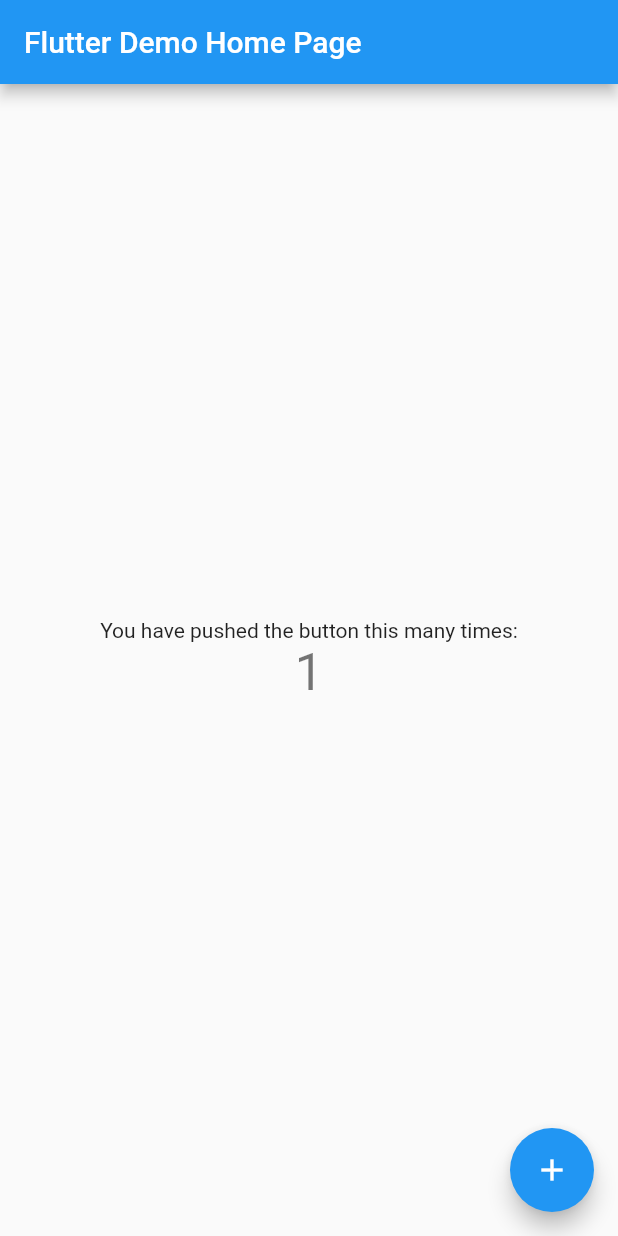
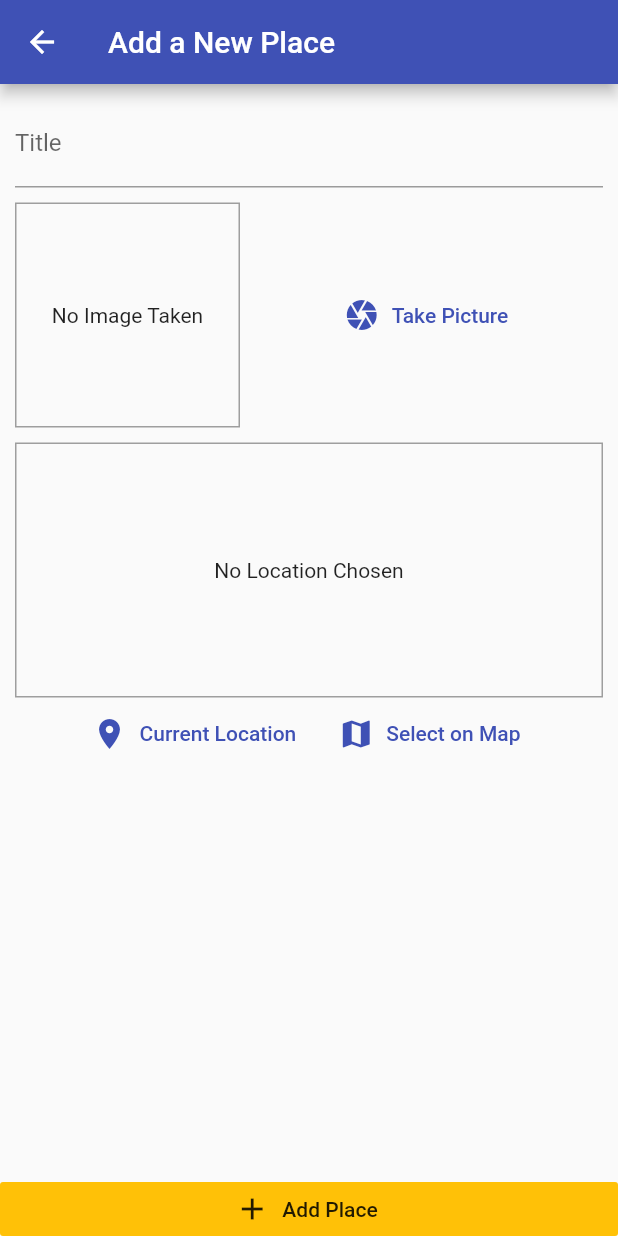
Before and after one commit to davidjhoseph/Great-Places-App, a Flutter app: the screen it shows after launch, after a tap on the "add" icon, on a phone screen of 412 x 824 dp. Run offline on Flutter 3.47's test engine with Material 2 defaults, Android fonts, the phone set to English and light mode, and no system bars; our stand-ins replace google_maps_flutter, image_picker, location, sqflite, sqflite_common; accounts and stored records are empty.

Commit message:
major update

```diff
--- /dev/null
+++ b/lib/helpers/db_helper.dart
@@ -0,0 +1,25 @@
+import 'package:sqflite/sqflite.dart' as sql;
+import 'package:path/path.dart' as path;
+import 'package:sqflite_common/sqlite_api.dart';
+
+class DbHelper {
+  static Future<Database> database() async {
+    final dbPath = await sql.getDatabasesPath();
+    return sql.openDatabase(path.join(dbPath, 'places.db'),
+        onCreate: (db, version) {
+      return db.execute(
+        'CREATE TABLE user_places(id TEXT PRIMARY KEY, title TEXT, image TEXT)',
+      );
+    }, version: 1);
+  }
+
+  static Future<void> insert(String table, Map<String, Object> data) async {
+    final db = await DbHelper.database();
+    db.insert(table, data, conflictAlgorithm: sql.ConflictAlgorithm.replace);
+  }
+
+  static Future<List<Map<String, dynamic>>> getData(table) async {
+    final db = await DbHelper.database();
+    return db.query(table);
+  }
+}
--- /dev/null
+++ b/lib/helpers/location_helper.dart
@@ -0,0 +1,8 @@
+const GOOGLE_API_KEY = 'AIzaSyB9LsRVHpoCjviknkvL4J2O2eh6Suep2Is';
+
+class LocationHelper {
+  static String generateLocationPreviewImage(
+      {double latitude, double longitude}) {
+    return 'https://maps.googleapis.com/maps/api/staticmap?center=&$latitude,$longitude&zoom=13&size=600x300&maptype=roadmap&markers=color:blue%7Clabel:S%7C$latitude,-$longitude&key=$GOOGLE_API_KEY';
+  }
+}
--- a/lib/main.dart
+++ b/lib/main.dart
@@ -1,117 +1,28 @@
 import 'package:flutter/material.dart';
+import 'package:provider/provider.dart';
+import './provider/great_places.dart';
+import './screens/add_place_screen.dart';
+import './screens/places_list_screen.dart';
 
-void main() {
-  runApp(MyApp());
-}
+void main() => runApp(MyApp());
 
 class MyApp extends StatelessWidget {
-  // This widget is the root of your application.
   @override
   Widget build(BuildContext context) {
-    return MaterialApp(
-      title: 'Flutter Demo',
-      theme: ThemeData(
-        // This is the theme of your application.
-        //
-        // Try running your application with "flutter run". You'll see the
-        // application has a blue toolbar. Then, without quitting the app, try
-        // changing the primarySwatch below to Colors.green and then invoke
-        // "hot reload" (press "r" in the console where you ran "flutter run",
-        // or simply save your changes to "hot reload" in a Flutter IDE).
-        // Notice that the counter didn't reset back to zero; the application
-        // is not restarted.
-        primarySwatch: Colors.blue,
-        // This makes the visual density adapt to the platform that you run
-        // the app on. For desktop platforms, the controls will be smaller and
-        // closer together (more dense) than on mobile platforms.
-        visualDensity: VisualDensity.adaptivePlatformDensity,
+    return ChangeNotifierProvider(
+      create: (ctx) => GreatPlaces(),
+      child: MaterialApp(
+        title: 'Great Places',
+        theme: ThemeData(
+          primarySwatch: Colors.indigo,
+          accentColor: Colors.amber,
+        ),
+        home: PlacesListScreen(),
+        routes: {
+          AddPlaceScreen.routeName: (ctx) => AddPlaceScreen(),
+        },
+        debugShowCheckedModeBanner: false,
       ),
-      home: MyHomePage(title: 'Flutter Demo Home Page'),
     );
   }
 }
-
-class MyHomePage extends StatefulWidget {
-  MyHomePage({Key key, this.title}) : super(key: key);
-
-  // This widget is the home page of your application. It is stateful, meaning
-  // that it has a State object (defined below) that contains fields that affect
-  // how it looks.
-
-  // This class is the configuration for the state. It holds the values (in this
-  // case the title) provided by the parent (in this case the App widget) and
-  // used by the build method of the State. Fields in a Widget subclass are
-  // always marked "final".
-
-  final String title;
-
-  @override
-  _MyHomePageState createState() => _MyHomePageState();
-}
-
-class _MyHomePageState extends State<MyHomePage> {
-  int _counter = 0;
-
-  void _incrementCounter() {
-    setState(() {
-      // This call to setState tells the Flutter framework that something has
-      // changed in this State, which causes it to rerun the build method below
-      // so that the display can reflect the updated values. If we changed
-      // _counter without calling setState(), then the build method would not be
-      // called again, and so nothing would appear to happen.
-      _counter++;
-    });
-  }
-
-  @override
-  Widget build(BuildContext context) {
-    // This method is rerun every time setState is called, for instance as done
-    // by the _incrementCounter method above.
-    //
-    // The Flutter framework has been optimized to make rerunning build methods
-    // fast, so that you can just rebuild anything that needs updating rather
-    // than having to individually change instances of widgets.
-    return Scaffold(
-      appBar: AppBar(
-        // Here we take the value from the MyHomePage object that was created by
-        // the App.build method, and use it to set our appbar title.
-        title: Text(widget.title),
-      ),
-      body: Center(
-        // Center is a layout widget. It takes a single child and positions it
-        // in the middle of the parent.
-        child: Column(
-          // Column is also a layout widget. It takes a list of children and
-          // arranges them vertically. By default, it sizes itself to fit its
-          // children horizontally, and tries to be as tall as its parent.
-          //
-          // Invoke "debug painting" (press "p" in the console, choose the
-          // "Toggle Debug Paint" action from the Flutter Inspector in Android
-          // Studio, or the "Toggle Debug Paint" command in Visual Studio Code)
-          // to see the wireframe for each widget.
-          //
-          // Column has various properties to control how it sizes itself and
-          // how it positions its children. Here we use mainAxisAlignment to
-          // center the children vertically; the main axis here is the vertical
-          // axis because Columns are vertical (the cross axis would be
-          // horizontal).
-          mainAxisAlignment: MainAxisAlignment.center,
-          children: <Widget>[
-            Text(
-              'You have pushed the button this many times:',
-            ),
-            Text(
-              '$_counter',
-              style: Theme.of(context).textTheme.headline4,
-            ),
-          ],
-        ),
-      ),
-      floatingActionButton: FloatingActionButton(
-        onPressed: _incrementCounter,
-        tooltip: 'Increment',
-        child: Icon(Icons.add),
-      ), // This trailing comma makes auto-formatting nicer for build methods.
-    );
-  }
-}
--- /dev/null
+++ b/lib/models/place.dart
@@ -0,0 +1,27 @@
+import 'dart:io';
+import 'package:flutter/foundation.dart';
+
+class PlaceLocation {
+  final double latitude;
+  final double longitude;
+  final String address;
+  const PlaceLocation({
+    @required this.latitude,
+    @required this.longitude,
+    this.address,
+  });
+}
+
+class Place {
+  final String id;
+  final String title;
+  final PlaceLocation location;
+  final File image;
+
+  Place({
+    @required this.id,
+    @required this.title,
+    @required this.location,
+    @required this.image,
+  });
+}
--- /dev/null
+++ b/lib/provider/great_places.dart
@@ -0,0 +1,46 @@
+import 'dart:io';
+import 'package:flutter/foundation.dart';
+import '../helpers/db_helper.dart';
+
+import '../models/place.dart';
+
+class GreatPlaces with ChangeNotifier {
+  List<Place> _items = [];
+
+  List<Place> get items {
+    return [..._items];
+  }
+
+  void addPlace(String pickedTitle, File pickedImage) {
+    final newPlace = Place(
+        id: DateTime.now().toString(),
+        title: pickedTitle,
+        image: pickedImage,
+        location: null);
+    _items.add(newPlace);
+    notifyListeners();
+    DbHelper.insert(
+      'user_places',
+      {
+        'id': newPlace.id,
+        'title': newPlace.title,
+        'image': newPlace.image.path
+      },
+    );
+  }
+
+  Future<void> fetchAndSetPlaces() async {
+    final dataList = await DbHelper.getData('user_places');
+    _items = dataList
+        .map(
+          (item) => Place(
+            id: item['id'],
+            title: item['title'],
+            location: null,
+            image: File(item['image']),
+          ),
+        )
+        .toList();
+    notifyListeners();
+  }
+}
--- /dev/null
+++ b/lib/screens/add_place_screen.dart
@@ -0,0 +1,77 @@
+import 'dart:io';
+import 'package:flutter/material.dart';
+import 'package:provider/provider.dart';
+import '../widgets/location_input.dart';
+import '../provider/great_places.dart';
+import '../widgets/image_input.dart';
+
+class AddPlaceScreen extends StatefulWidget {
+  static const routeName = '/add-place';
+  @override
+  _AddPlaceScreenState createState() => _AddPlaceScreenState();
+}
+
+class _AddPlaceScreenState extends State<AddPlaceScreen> {
+  File _savedImage;
+  void saveImage(File selectedImage) {
+    _savedImage = selectedImage;
+  }
+
+  void _submit() {
+    if (_titleController.text.isEmpty || _savedImage == null) {
+      return;
+    }
+    Provider.of<GreatPlaces>(context, listen: false)
+        .addPlace(_titleController.text, _savedImage);
+    Navigator.of(context).pop();
+  }
+
+  final _titleController = TextEditingController();
+  @override
+  Widget build(BuildContext context) {
+    return SafeArea(
+      top: false,
+      child: Scaffold(
+        appBar: AppBar(
+          title: Text('Add a New Place'),
+        ),
+        body: Column(
+          crossAxisAlignment: CrossAxisAlignment.stretch,
+          children: [
+            Expanded(
+              child: SingleChildScrollView(
+                child: Padding(
+                  padding: const EdgeInsets.all(10),
+                  child: Column(
+                    children: [
+                      TextField(
+                        decoration: InputDecoration(labelText: 'Title'),
+                        controller: _titleController,
+                      ),
+                      SizedBox(
+                        height: 10,
+                      ),
+                      ImageInput(saveImage),
+                      SizedBox(
+                        height: 10,
+                      ),
+                      LocationInput()
+                    ],
+                  ),
+                ),
+              ),
+            ),
+            RaisedButton.icon(
+              onPressed: _submit,
+              icon: Icon(Icons.add),
+              label: Text('Add Place'),
+              elevation: 0,
+              materialTapTargetSize: MaterialTapTargetSize.shrinkWrap,
+              color: Theme.of(context).accentColor,
+            )
+          ],
+        ),
+      ),
+    );
+  }
+}
--- /dev/null
+++ b/lib/screens/maps_screen.dart
@@ -0,0 +1,54 @@
+import 'package:flutter/material.dart';
+import 'package:google_maps_flutter/google_maps_flutter.dart';
+import '../models/place.dart';
+
+class MapScreen extends StatefulWidget {
+  final PlaceLocation initialLocation;
+  final bool isSelecting;
+  MapScreen(
+      {this.initialLocation =
+          const PlaceLocation(latitude: 6.601838, longitude: 3.351486),
+      this.isSelecting = false});
+  @override
+  _MapScreenState createState() => _MapScreenState();
+}
+
+class _MapScreenState extends State<MapScreen> {
+  LatLng _pickedLocation;
+  void _selectLocation(LatLng position) {
+    setState(() {
+      _pickedLocation = position;
+    });
+  }
+
+  @override
+  Widget build(BuildContext context) {
+    return Scaffold(
+      appBar: AppBar(
+        title: Text('Your Map'),
+        actions: [
+          if (widget.isSelecting)
+            IconButton(
+              icon: Icon(Icons.check),
+              onPressed: _pickedLocation == null
+                  ? null
+                  : () {
+                      Navigator.of(context).pop(_pickedLocation);
+                    },
+            )
+        ],
+      ),
+      body: GoogleMap(
+        onTap: widget.isSelecting ? _selectLocation : null,
+        markers: _pickedLocation == null
+            ? null
+            : {Marker(markerId: MarkerId('m1'), position: _pickedLocation)},
+        initialCameraPosition: CameraPosition(
+          target: LatLng(widget.initialLocation.latitude,
+              widget.initialLocation.longitude),
+          zoom: 16,
+        ),
+      ),
+    );
+  }
+}
--- /dev/null
+++ b/lib/screens/places_list_screen.dart
@@ -0,0 +1,51 @@
+import 'package:flutter/material.dart';
+import 'package:provider/provider.dart';
+import '../provider/great_places.dart';
+import './add_place_screen.dart';
+
+class PlacesListScreen extends StatelessWidget {
+  @override
+  Widget build(BuildContext context) {
+    return Scaffold(
+        appBar: AppBar(
+          title: Text('Your Places'),
+          actions: [
+            IconButton(
+                icon: Icon(Icons.add),
+                onPressed: () {
+                  Navigator.of(context).pushNamed(AddPlaceScreen.routeName);
+                })
+          ],
+        ),
+        body: FutureBuilder(
+          future: Provider.of<GreatPlaces>(context, listen: false)
+              .fetchAndSetPlaces(),
+          builder: (ctx, greatPlacesSnap) =>
+              greatPlacesSnap.connectionState == ConnectionState.waiting
+                  ? Center(
+                      child: CircularProgressIndicator(),
+                    )
+                  : Consumer<GreatPlaces>(
+                      child: Center(
+                        child: Text('Got no places yet, start adding some!'),
+                      ),
+                      builder: (ctx, greatPlaces, ch) =>
+                          greatPlaces.items.length <= 0
+                              ? ch
+                              : ListView.builder(
+                                  itemBuilder: (ctx, i) => ListTile(
+                                    leading: CircleAvatar(
+                                      backgroundImage:
+                                          FileImage(greatPlaces.items[i].image),
+                                    ),
+                                    title: Text(greatPlaces.items[i].title),
+                                    onTap: () {
+                                      // Go to detail page
+                                    },
+                                  ),
+                                  itemCount: greatPlaces.items.length,
+                                ),
+                    ),
+        ));
+  }
+}
--- /dev/null
+++ b/lib/widgets/image_input.dart
@@ -0,0 +1,68 @@
+import 'dart:io';
+import 'package:flutter/material.dart';
+import 'package:path_provider/path_provider.dart' as syspath;
+import 'package:path/path.dart' as path;
+import 'package:image_picker/image_picker.dart';
+
+class ImageInput extends StatefulWidget {
+  final Function saveImage;
+  ImageInput(this.saveImage);
+  @override
+  _ImageInputState createState() => _ImageInputState();
+}
+
+class _ImageInputState extends State<ImageInput> {
+  File _storedImage;
+  Future<void> _takePicture() async {
+    final picker = ImagePicker();
+    final imageFile =
+        await picker.getImage(source: ImageSource.camera, maxWidth: 600);
+    if (imageFile == null) {
+      return;
+    }
+    setState(() {
+      _storedImage = File(imageFile.path);
+    });
+    final appDir = await syspath.getApplicationDocumentsDirectory();
+    final fileName = path.basename(_storedImage.path);
+    final savedImage = await _storedImage.copy('${appDir.path}/$fileName');
+    widget.saveImage(savedImage);
+  }
+
+  @override
+  Widget build(BuildContext context) {
+    return Row(
+      children: [
+        Container(
+          width: 150,
+          height: 150,
+          decoration: BoxDecoration(
+            border: Border.all(width: 1, color: Colors.grey),
+          ),
+          child: _storedImage != null
+              ? Image.file(
+                  _storedImage,
+                  fit: BoxFit.cover,
+                  width: double.infinity,
+                )
+              : Text(
+                  'No Image Taken',
+                  textAlign: TextAlign.center,
+                ),
+          alignment: Alignment.center,
+        ),
+        SizedBox(
+          width: 10,
+        ),
+        Expanded(
+          child: FlatButton.icon(
+            onPressed: _takePicture,
+            icon: Icon(Icons.camera),
+            label: Text('Take Picture'),
+            textColor: Theme.of(context).primaryColor,
+          ),
+        )
+      ],
+    );
+  }
+}
--- /dev/null
+++ b/lib/widgets/location_input.dart
@@ -0,0 +1,82 @@
+import 'package:flutter/material.dart';
+import 'package:location/location.dart';
+import 'package:google_maps_flutter/google_maps_flutter.dart';
+import '../screens/maps_screen.dart';
+import '../helpers/location_helper.dart';
+
+class LocationInput extends StatefulWidget {
+  @override
+  _LocationInputState createState() => _LocationInputState();
+}
+
+class _LocationInputState extends State<LocationInput> {
+  String _previewImageUrl;
+
+  Future<void> _getCurrentLocation() async {
+    final locData = await Location().getLocation();
+    final previewUrl = LocationHelper.generateLocationPreviewImage(
+        latitude: locData.latitude, longitude: locData.longitude);
+    // print(previewUrl);
+    setState(() {
+      _previewImageUrl = previewUrl;
+    });
+  }
+
+  Future<void> _selectOnMap() async {
+    final LatLng selectedLocation = await Navigator.of(context).push(
+      MaterialPageRoute(
+        fullscreenDialog: true,
+        builder: (ctx) => MapScreen(
+          isSelecting: true,
+        ),
+      ),
+    );
+    if (selectedLocation == null) {
+      return;
+    }
+  }
+
+  @override
+  Widget build(BuildContext context) {
+    return Column(
+      children: [
+        Container(
+            decoration: BoxDecoration(
+              border: Border.all(width: 1, color: Colors.grey),
+            ),
+            alignment: Alignment.center,
+            height: 170,
+            width: double.infinity,
+            child: _previewImageUrl == null
+                ? Text(
+                    'No Location Chosen',
+                    textAlign: TextAlign.center,
+                  )
+                : Text('Preview Image is Available now')
+            // : Image.network(
+            //     _previewImageUrl,
+            //     fit: BoxFit.cover,
+            //     width: double.infinity,
+            //   ),
+            ),
+        Row(
+          mainAxisAlignment: MainAxisAlignment.center,
+          children: [
+            FlatButton.icon(
+              onPressed: _getCurrentLocation,
+              icon: Icon(Icons.location_on),
+              label: Text('Current Location'),
+              textColor: Theme.of(context).primaryColor,
+            ),
+            FlatButton.icon(
+              onPressed: _selectOnMap,
+              icon: Icon(Icons.map),
+              label: Text('Select on Map'),
+              textColor: Theme.of(context).primaryColor,
+            )
+          ],
+        )
+      ],
+    );
+  }
+}
```
Also changed, not shown: pubspec.yaml (+8 -4 lines), lib/screens/place_detail_screen.dart (added), pubspec.lock, 19 other files.
